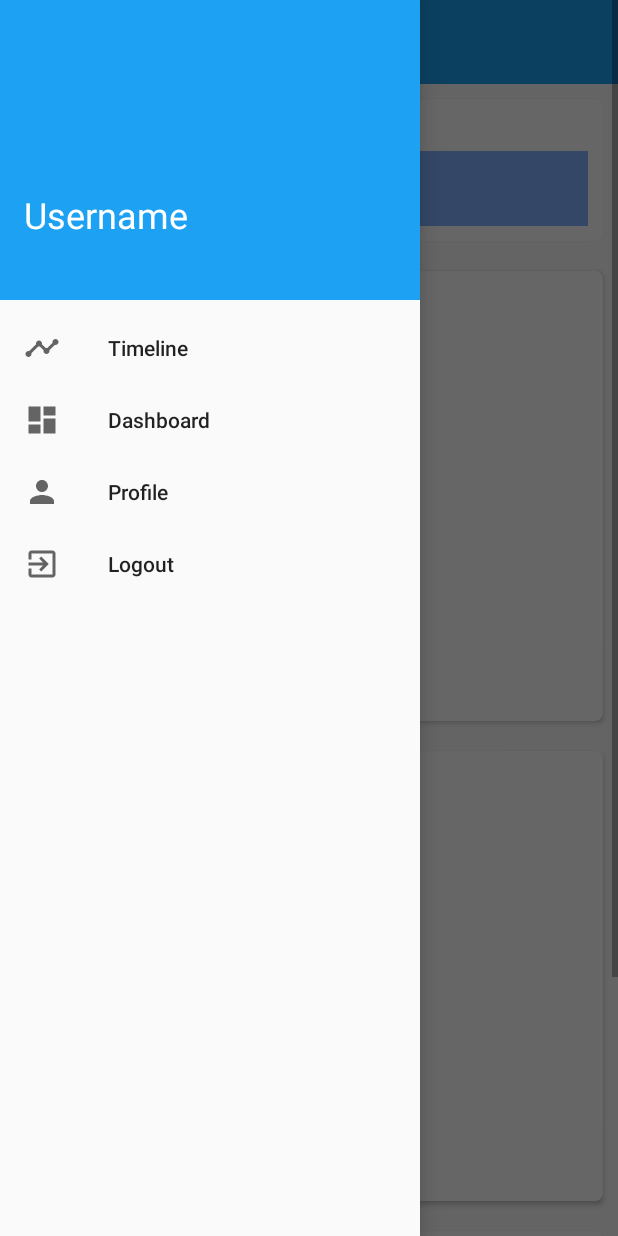
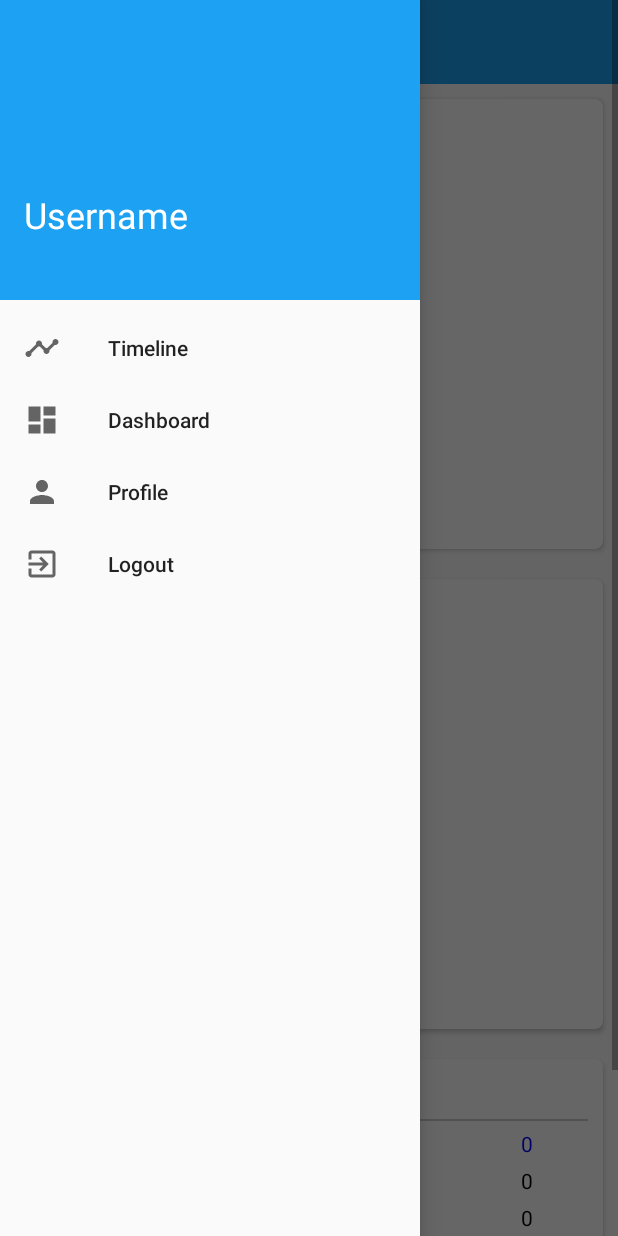
Before and after one commit to jashgopani/PijjyBank, an Android app: the dashboard screen opened directly, with no data from a screen before it, with the side drawer open, on a phone screen of 412 x 824 dp. Run offline under Robolectric (Android 15) with nearby library versions, the phone set to English and light mode, and no system bars; our stand-ins replace Firebase (no records; nobody signed in at launch, a user with empty details on screens opened directly); libraries missing offline, so code that uses them is left out: com.github.mikephil.charting, com.philjay.valuebar; plain views replace PieChart, ValueBar; 4 statements that could not run were skipped.

Commit message:
Currency conversion and Dashboard Changes

```diff
--- a/app/src/main/java/com/example/android/pijjybank/PayrollActivity.java
+++ b/app/src/main/java/com/example/android/pijjybank/PayrollActivity.java
@@ -268,6 +268,7 @@ public class PayrollActivity extends AppCompatActivity {
         //Input Dialog Box For getting password
         AlertDialog.Builder builder = new AlertDialog.Builder(this);
         builder.setTitle("Enter Monthly Budget");
+        builder.setMessage("This budget will be used to calculate summary of your expenses.\nThis is not the base INCOME amount for all your expenses");
         // Set up the input
         final EditText input = new EditText(this);
         // Specify the type of input expected; this, for example, sets the input as a password, and will mask the text
--- a/app/src/main/java/com/example/android/pijjybank/dashboard.java
+++ b/app/src/main/java/com/example/android/pijjybank/dashboard.java
@@ -9,6 +9,7 @@ import android.support.v4.view.GravityCompat;
 import android.support.v4.widget.DrawerLayout;
 import android.support.v7.app.ActionBar;
 import android.support.v7.app.AppCompatActivity;
+import android.support.v7.widget.CardView;
 import android.support.v7.widget.Toolbar;
 import android.view.MenuItem;
 import android.view.View;
@@ -57,8 +58,9 @@ public class dashboard extends AppCompatActivity {
     String[] incomeCategories = {"Salary", "Gift", "Depreciation", "Cashback", "Prize", "Other"};
     float expenseSum[];
     float incomeSum[];
-    TextView totalExpenses, totalIncomes, budgetAmount, totalExpensesAmount, totalIncomeAmount, amountLeft;
+    TextView totalExpenses, totalIncomes, budgetAmount, totalExpensesAmount, totalIncomeAmount, amountLeft, budgetAmountLeft;
     int expenseCount, incomeCount;
+    CardView budgetTrackerCard;
 
     @Override
     protected void onCreate(Bundle savedInstanceState) {
@@ -72,14 +74,22 @@ public class dashboard extends AppCompatActivity {
         actionbar.setDisplayHomeAsUpEnabled(true);
         actionbar.setHomeAsUpIndicator(R.drawable.ic_baseline_menu_24px);
 
+        //Budget tracker card
+        budgetTrackerCard = (CardView)findViewById(R.id.budgetTrackerCard);
+
 
         //Initializing TextViews
         totalExpenses = (TextView) findViewById(R.id.totalExpenses);
+        totalExpenses.setText("0");
         totalIncomes = (TextView) findViewById(R.id.totalIncome);
+        totalIncomes.setText("0");
         budgetAmount = (TextView) findViewById(R.id.budget);
+        budgetAmount.setText("0");
         totalExpensesAmount = (TextView) findViewById(R.id.totalExpenseAmount);
+        totalExpensesAmount.setText("0");
         totalIncomeAmount = (TextView) findViewById(R.id.totalIncomeAmount);
         amountLeft = (TextView) findViewById(R.id.amountLeft);
+        budgetAmountLeft = (TextView)findViewById(R.id.budgetAmountLeft);
 
 
         //Firebase auth
@@ -156,6 +166,7 @@ public class dashboard extends AppCompatActivity {
             @Override
             public void onDataChange(@NonNull DataSnapshot dataSnapshot) {
                 transactionList.clear();
+                setCounts(transactionList);
                 for (DataSnapshot snapshot : dataSnapshot.getChildren()) {
                     Transaction temp = snapshot.getValue(Transaction.class);
                     if (temp.uid.equals(id)) {
@@ -263,10 +274,12 @@ public class dashboard extends AppCompatActivity {
         drawValueBar(sumOfArray(expenseSum));
         totalExpensesAmount.setText(Float.toString(sumOfArray(expenseSum)));
         totalIncomeAmount.setText(Float.toString(sumOfArray(incomeSum)));
-        float finalAmt = userbudget - sumOfArray(expenseSum) + sumOfArray(incomeSum);
+        float finalAmt = sumOfArray(incomeSum) - sumOfArray(expenseSum) ;
         if(finalAmt <= 0)
             finalAmt = 0;
         amountLeft.setText(Float.toString(finalAmt));
+        float budgetFinalAmt = sumOfArray(incomeSum) - sumOfArray(expenseSum)  + userbudget;
+        budgetAmountLeft.setText(Float.toString(budgetFinalAmt));
 
     }
 
@@ -348,5 +361,11 @@ public class dashboard extends AppCompatActivity {
         totalExpenses.setText(Integer.toString(expenseCount));
 //        incomeCount = mtransactionList.size() - expenseCount;
         totalIncomes.setText(Integer.toString(incomeCount));
+
+        if(incomeCount == 0 && incomeCount ==0){
+            budgetTrackerCard.setVisibility(CardView.GONE);
+        }else{
+            budgetTrackerCard.setVisibility(CardView.VISIBLE);
+        }
     }
 }
--- a/app/src/main/res/layout/activity_add_expense.xml
+++ b/app/src/main/res/layout/activity_add_expense.xml
@@ -67,6 +67,7 @@
                     android:text="Amount" />
 
                 <EditText
+                    android:text="0"
                     android:backgroundTint="@color/colorPrimary"
                     android:id="@+id/expenseAmount"
                     android:layout_width="match_parent"
--- a/app/src/main/res/layout/activity_add_income.xml
+++ b/app/src/main/res/layout/activity_add_income.xml
@@ -66,6 +66,7 @@
                     android:text="Amount" />
 
                 <EditText
+                    android:text="0"
                     android:backgroundTint="@color/colorPrimary"
                     android:id="@+id/incomeAmount"
                     android:layout_width="match_parent"
--- a/app/src/main/res/layout/activity_dashboard.xml
+++ b/app/src/main/res/layout/activity_dashboard.xml
@@ -35,6 +35,7 @@
                 tools:ignore="InvalidId"></android.support.v7.widget.Toolbar>
 
             <android.support.v7.widget.CardView
+                android:id="@+id/budgetTrackerCard"
                 android:layout_width="match_parent"
                 android:layout_height="match_parent"
                 android:layout_margin="10dp"
@@ -48,7 +49,7 @@
                     <TextView
                         android:layout_width="match_parent"
                         android:layout_height="wrap_content"
-                        android:text="Total Expenditure"
+                        android:text="Budget Tracker (%)"
                         android:textAlignment="center"
                         android:textAppearance="?android:attr/textAppearanceMedium" />
 
@@ -131,52 +132,7 @@
                         android:background="#ccc"
                         android:layout_marginBottom="5dp"/>
 
-                    <LinearLayout
-                        android:layout_width="match_parent"
-                        android:layout_height="wrap_content"
-                        android:layout_marginBottom="5dp"
-                        android:orientation="horizontal">
-
-                        <TextView
-                            android:layout_width="0dp"
-                            android:layout_height="wrap_content"
-                            android:layout_weight="4"
-                            android:text="Total Expenses"
-                            android:textAlignment="textStart" />
-
-                        <TextView
-                            android:id="@+id/totalExpenses"
-                            android:layout_width="wrap_content"
-                            android:layout_height="wrap_content"
-                            android:layout_gravity="right"
-                            android:layout_weight="1"
-                            android:textAlignment="center"
-                            tools:text="45" />
-                    </LinearLayout>
-
-                    <LinearLayout
-                        android:layout_width="match_parent"
-                        android:layout_height="wrap_content"
-                        android:layout_marginBottom="5dp"
-                        android:orientation="horizontal">
-
-                        <TextView
-                            android:layout_width="0dp"
-                            android:layout_height="wrap_content"
-                            android:layout_weight="4"
-                            android:text="Total Incomes"
-                            android:textAlignment="textStart" />
-
-                        <TextView
-                            android:id="@+id/totalIncome"
-                            android:layout_width="wrap_content"
-                            android:layout_height="wrap_content"
-                            android:layout_gravity="right"
-                            android:layout_weight="1"
-                            android:textAlignment="center"
-                            tools:text="45" />
-                    </LinearLayout>
-
+                    <!--Budget Amount-->
                     <LinearLayout
                         android:layout_width="match_parent"
                         android:layout_height="wrap_content"
@@ -201,6 +157,57 @@
                             tools:text="45" />
                     </LinearLayout>
 
+                    <!--Total Expenses-->
+                    <LinearLayout
+                        android:layout_width="match_parent"
+                        android:layout_height="wrap_content"
+                        android:layout_marginBottom="5dp"
+                        android:orientation="horizontal">
+
+                        <TextView
+                            android:layout_width="0dp"
+                            android:layout_height="wrap_content"
+                            android:layout_weight="4"
+                            android:text="Total Expenses"
+                            android:textAlignment="textStart" />
+
+                        <TextView
+                            android:id="@+id/totalExpenses"
+                            android:layout_width="wrap_content"
+                            android:layout_height="wrap_content"
+                            android:layout_gravity="right"
+                            android:layout_weight="1"
+                            android:textAlignment="center"
+                            android:textColor="#000000"
+                            tools:text="45" />
+                    </LinearLayout>
+
+                    <!--Total Incomes-->
+                    <LinearLayout
+                        android:layout_width="match_parent"
+                        android:layout_height="wrap_content"
+                        android:layout_marginBottom="5dp"
+                        android:orientation="horizontal">
+
+                        <TextView
+                            android:layout_width="0dp"
+                            android:layout_height="wrap_content"
+                            android:layout_weight="4"
+                            android:text="Total Incomes"
+                            android:textAlignment="textStart" />
+
+                        <TextView
+                            android:id="@+id/totalIncome"
+                            android:textColor="#000000"
+                            android:layout_width="wrap_content"
+                            android:layout_height="wrap_content"
+                            android:layout_gravity="right"
+                            android:layout_weight="1"
+                            android:textAlignment="center"
+                            tools:text="45" />
+                    </LinearLayout>
+
+                    <!--Total Expense Amount-->
                     <LinearLayout
                         android:layout_width="match_parent"
                         android:layout_height="wrap_content"
@@ -225,6 +232,7 @@
                             tools:text="45" />
                     </LinearLayout>
 
+                    <!--Total Income Amount-->
                     <LinearLayout
                         android:layout_width="match_parent"
                         android:layout_height="wrap_content"
@@ -248,11 +256,15 @@
                             android:textColor="#00ff00"
                             tools:text="45" />
                     </LinearLayout>
+
+                    <!--Line-->
                     <TextView
                         android:layout_width="match_parent"
                         android:layout_height="1dp"
                         android:background="#ccc"
                         android:layout_marginBottom="5dp"/>
+
+                    <!--Total amount left-->
                     <LinearLayout
                         android:layout_width="match_parent"
                         android:layout_height="wrap_content"
@@ -263,11 +275,36 @@
                             android:layout_width="0dp"
                             android:layout_height="wrap_content"
                             android:layout_weight="4"
-                            android:text="Amount Left"
+                            android:text="Total Amount Left"
                             android:textAlignment="textStart" />
 
                         <TextView
                             android:id="@+id/amountLeft"
+                            android:layout_width="wrap_content"
+                            android:layout_height="wrap_content"
+                            android:layout_gravity="right"
+                            android:layout_weight="1"
+                            android:textAlignment="center"
+                            android:textColor="@color/colorSecondary"
+                            tools:text="45" />
+                    </LinearLayout>
+
+                    <!--Budget Amount Left-->
+                    <LinearLayout
+                        android:layout_width="match_parent"
+                        android:layout_height="wrap_content"
+                        android:layout_marginBottom="5dp"
+                        android:orientation="horizontal">
+
+                        <TextView
+                            android:layout_width="0dp"
+                            android:layout_height="wrap_content"
+                            android:layout_weight="4"
+                            android:text="Budget Amount Left"
+                            android:textAlignment="textStart" />
+
+                        <TextView
+                            android:id="@+id/budgetAmountLeft"
                             android:layout_width="wrap_content"
                             android:layout_height="wrap_content"
                             android:layout_gravity="right"
--- a/app/src/main/res/layout/activity_edit_transaction.xml
+++ b/app/src/main/res/layout/activity_edit_transaction.xml
@@ -65,12 +65,13 @@
                 <TextView
                     android:layout_width="100dp"
                     android:layout_height="wrap_content"
-                    android:text="Amount" />
+                    android:text="Amount (INR)" />
 
                 <EditText
                     android:id="@+id/editTransactionAmount"
                     android:layout_width="match_parent"
                     android:layout_height="match_parent"
+
                     android:backgroundTint="@color/colorPrimary"
                     android:hint="XXX" />
             </LinearLayout>
--- a/app/src/main/res/layout/activity_payroll.xml
+++ b/app/src/main/res/layout/activity_payroll.xml
@@ -75,6 +75,7 @@
         android:layout_height="wrap_content">
 
         <com.github.clans.fab.FloatingActionMenu
+            android:tooltipText="Add a new Transaction"
             android:id="@+id/fabMenu"
             android:layout_width="wrap_content"
             android:layout_height="wrap_content"
--- a/app/src/main/res/values/strings.xml
+++ b/app/src/main/res/values/strings.xml
@@ -24,10 +24,8 @@
     <string-array name="currency_array">
         <item>INR</item>
         <item>USD</item>
-        <item>AUD</item>
         <item>EUR</item>
-        <item>JPY</item>
-        <item>GBP</item>
+        <item>UAE</item>
     </string-array>
 
     <string-array name="expenseCategory_array">
```
Also changed, not shown: app/src/main/java/com/example/android/pijjybank/AddExpenseActivity.java (+18 -2 lines), app/src/main/java/com/example/android/pijjybank/AddIncomeActivity.java (+14 -2 lines), app/src/main/java/com/example/android/pijjybank/EditTransaction.java (+18 -3 lines), app/src/main/java/com/example/android/pijjybank/OpenTransaction.java (+5 -2 lines), app/src/main/java/com/example/android/pijjybank/Transaction.java (+12 -2 lines), app/src/main/res/layout/activity_open_transaction.xml (+31 -5 lines).
